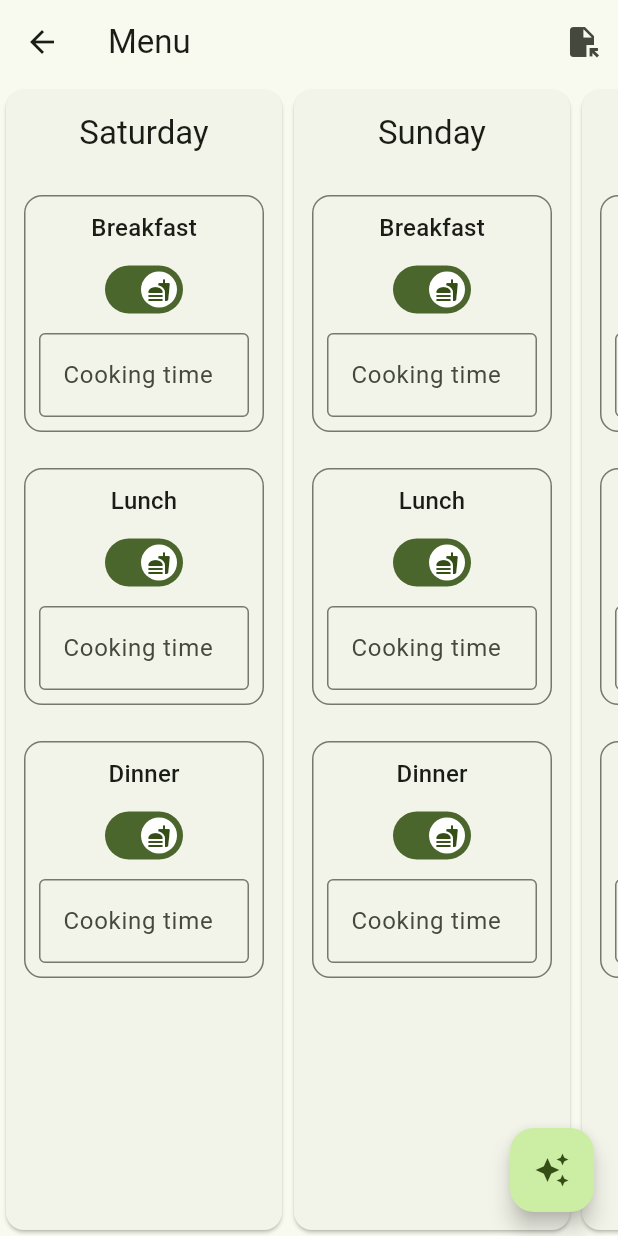
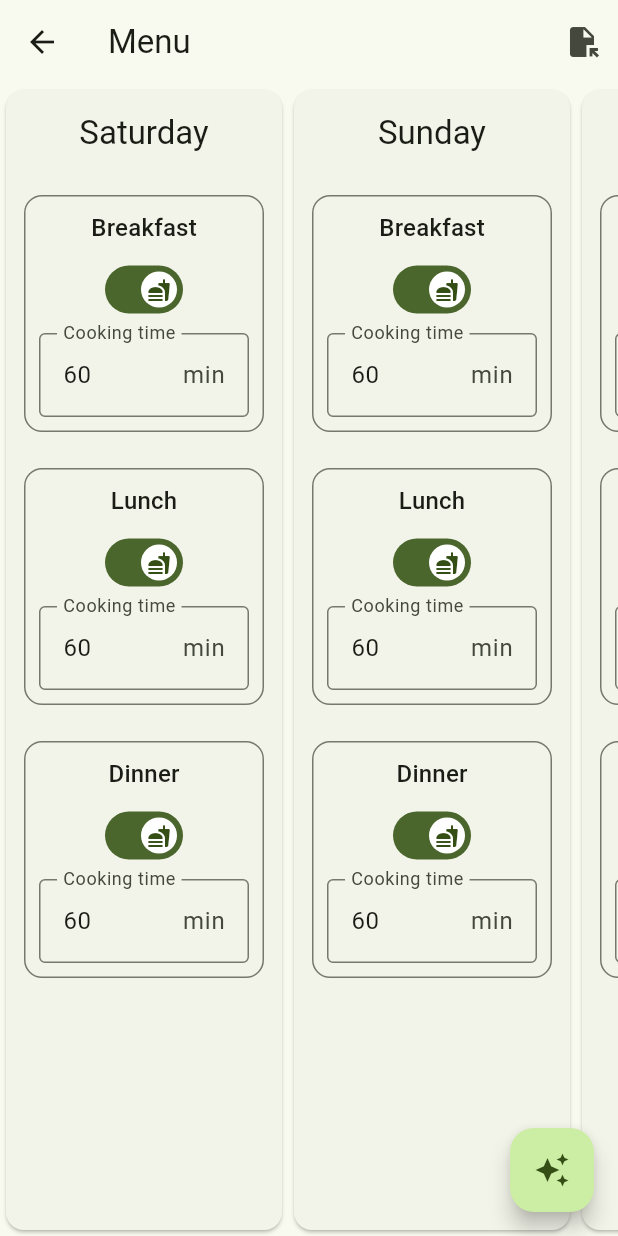
Before and after one commit to guplem/Menu-Management, a Flutter app: the MenuPage screen opened directly, on a phone screen of 412 x 824 dp. Run offline on Flutter 3.47's test engine with Material 3 defaults, Android fonts, the phone set to English and light mode, and no system bars; our stand-ins replace file_picker, freezed_annotation.

Commit message:
Editing menu configuration works

```diff
--- a/menu_management/lib/ingredients/ingredients_provider.dart
+++ b/menu_management/lib/ingredients/ingredients_provider.dart
@@ -2,6 +2,8 @@ import 'package:flutter/foundation.dart';
 import 'package:menu_management/flutter_essentials/library.dart';
 import 'package:menu_management/ingredients/models/ingredient.dart';
 
+// Alter data should be done through the static methods.
+// Fetching data should be done through the listenableOf method or through the provider in the tree.
 class IngredientsProvider extends ChangeNotifier {
   static late IngredientsProvider instance;
 
@@ -12,7 +14,7 @@ class IngredientsProvider extends ChangeNotifier {
   final List<Ingredient> _ingredients = [];
   List<Ingredient> get ingredients => _ingredients;
 
-  static Ingredient listenableOf(context, ingredientId) => getProvider<IngredientsProvider>(context, listen: true)._get(ingredientId);
+  static Ingredient listenableOf(context, ingredientId) => getProvider<IngredientsProvider>(context, listen: true).get(ingredientId);
 
   void setData(List<Ingredient> ingredients) {
     _ingredients.clear();
@@ -20,12 +22,8 @@ class IngredientsProvider extends ChangeNotifier {
     notifyListeners();
   }
 
-  static Ingredient get(String ingredientId) {
-    return instance._get(ingredientId);
-  }
-
-  Ingredient _get(String ingredientId) {
-    return instance.ingredients.firstWhere((element) => element.id == ingredientId);
+  Ingredient get(String ingredientId) {
+    return ingredients.firstWhere((element) => element.id == ingredientId);
   }
 
   static void addOrUpdate({required Ingredient newIngredient}) {
--- a/menu_management/lib/menu/enums/meal_type.dart
+++ b/menu_management/lib/menu/enums/meal_type.dart
@@ -1,5 +1,12 @@
 enum MealType {
-  breakfast,
-  lunch,
-  dinner,
+  breakfast(0),
+  lunch(1),
+  dinner(2);
+
+  const MealType(this.value);
+  final int value;
+
+  factory MealType.fromValue(int value) {
+    return MealType.values.firstWhere((x) => x.value == value);
+  }
 }
--- /dev/null
+++ b/menu_management/lib/menu/enums/week_day.dart
@@ -0,0 +1,16 @@
+enum WeekDay {
+  saturday(0),
+  sunday(1),
+  monday(2),
+  tuesday(3),
+  wednesday(4),
+  thursday(5),
+  friday(6);
+
+  const WeekDay(this.value);
+  final int value;
+
+  factory WeekDay.fromValue(int value) {
+    return WeekDay.values.firstWhere((x) => x.value == value);
+  }
+}
--- a/menu_management/lib/menu/menu_provider.dart
+++ b/menu_management/lib/menu/menu_provider.dart
@@ -1,9 +1,12 @@
 import 'package:flutter/material.dart';
 import 'package:menu_management/flutter_essentials/library.dart';
 import 'package:menu_management/menu/enums/meal_type.dart';
+import 'package:menu_management/menu/enums/week_day.dart';
 import 'package:menu_management/menu/models/menu_configuration.dart';
 import 'package:menu_management/menu/models/meal_time.dart';
 
+// Alter data should be done through the static methods.
+// Fetching data should be done through the listenableOf method or through the provider in the tree.
 class MenuProvider extends ChangeNotifier {
 
   static late MenuProvider instance;
@@ -14,36 +17,38 @@ class MenuProvider extends ChangeNotifier {
 
   final List<MenuConfiguration> _configurations = [
     // SATURDAY
-    const MenuConfiguration(mealTime: MealTime(weekDay: 0, mealType: MealType.breakfast), availableCookingTime: 60, requiresMeal: true),
-    const MenuConfiguration(mealTime: MealTime(weekDay: 0, mealType: MealType.lunch), availableCookingTime: 60, requiresMeal: true),
-    const MenuConfiguration(mealTime: MealTime(weekDay: 0, mealType: MealType.dinner), availableCookingTime: 60, requiresMeal: true),
+    const MenuConfiguration(mealTime: MealTime(weekDay: WeekDay.saturday, mealType: MealType.breakfast), availableCookingTimeMinutes: 60, requiresMeal: true),
+    const MenuConfiguration(mealTime: MealTime(weekDay: WeekDay.saturday, mealType: MealType.lunch), availableCookingTimeMinutes: 60, requiresMeal: true),
+    const MenuConfiguration(mealTime: MealTime(weekDay: WeekDay.saturday, mealType: MealType.dinner), availableCookingTimeMinutes: 60, requiresMeal: true),
     // SUNDAY
-    const MenuConfiguration(mealTime: MealTime(weekDay: 1, mealType: MealType.breakfast), availableCookingTime: 60, requiresMeal: true),
-    const MenuConfiguration(mealTime: MealTime(weekDay: 1, mealType: MealType.lunch), availableCookingTime: 60, requiresMeal: true),
-    const MenuConfiguration(mealTime: MealTime(weekDay: 1, mealType: MealType.dinner), availableCookingTime: 60, requiresMeal: true),
+    const MenuConfiguration(mealTime: MealTime(weekDay: WeekDay.sunday, mealType: MealType.breakfast), availableCookingTimeMinutes: 60, requiresMeal: true),
+    const MenuConfiguration(mealTime: MealTime(weekDay: WeekDay.sunday, mealType: MealType.lunch), availableCookingTimeMinutes: 60, requiresMeal: true),
+    const MenuConfiguration(mealTime: MealTime(weekDay: WeekDay.sunday, mealType: MealType.dinner), availableCookingTimeMinutes: 60, requiresMeal: true),
     // MONDAY
-    const MenuConfiguration(mealTime: MealTime(weekDay: 2, mealType: MealType.breakfast), availableCookingTime: 60, requiresMeal: true),
-    const MenuConfiguration(mealTime: MealTime(weekDay: 2, mealType: MealType.lunch), availableCookingTime: 60, requiresMeal: true),
-    const MenuConfiguration(mealTime: MealTime(weekDay: 2, mealType: MealType.dinner), availableCookingTime: 60, requiresMeal: true),
+    const MenuConfiguration(mealTime: MealTime(weekDay: WeekDay.monday, mealType: MealType.breakfast), availableCookingTimeMinutes: 60, requiresMeal: true),
+    const MenuConfiguration(mealTime: MealTime(weekDay: WeekDay.monday, mealType: MealType.lunch), availableCookingTimeMinutes: 60, requiresMeal: true),
+    const MenuConfiguration(mealTime: MealTime(weekDay: WeekDay.monday, mealType: MealType.dinner), availableCookingTimeMinutes: 60, requiresMeal: true),
     // TUESDAY
-    const MenuConfiguration(mealTime: MealTime(weekDay: 3, mealType: MealType.breakfast), availableCookingTime: 60, requiresMeal: true),
-    const MenuConfiguration(mealTime: MealTime(weekDay: 3, mealType: MealType.lunch), availableCookingTime: 60, requiresMeal: true),
-    const MenuConfiguration(mealTime: MealTime(weekDay: 3, mealType: MealType.dinner), availableCookingTime: 60, requiresMeal: true),
+    const MenuConfiguration(mealTime: MealTime(weekDay: WeekDay.tuesday, mealType: MealType.breakfast), availableCookingTimeMinutes: 60, requiresMeal: true),
+    const MenuConfiguration(mealTime: MealTime(weekDay: WeekDay.tuesday, mealType: MealType.lunch), availableCookingTimeMinutes: 60, requiresMeal: true),
+    const MenuConfiguration(mealTime: MealTime(weekDay: WeekDay.tuesday, mealType: MealType.dinner), availableCookingTimeMinutes: 60, requiresMeal: true),
     // WEDNESDAY
-    const MenuConfiguration(mealTime: MealTime(weekDay: 4, mealType: MealType.breakfast), availableCookingTime: 60, requiresMeal: true),
-    const MenuConfiguration(mealTime: MealTime(weekDay: 4, mealType: MealType.lunch), availableCookingTime: 60, requiresMeal: true),
-    const MenuConfiguration(mealTime: MealTime(weekDay: 4, mealType: MealType.dinner), availableCookingTime: 60, requiresMeal: true),
+    const MenuConfiguration(mealTime: MealTime(weekDay: WeekDay.wednesday, mealType: MealType.breakfast), availableCookingTimeMinutes: 60, requiresMeal: true),
+    const MenuConfiguration(mealTime: MealTime(weekDay: WeekDay.wednesday, mealType: MealType.lunch), availableCookingTimeMinutes: 60, requiresMeal: true),
+    const MenuConfiguration(mealTime: MealTime(weekDay: WeekDay.wednesday, mealType: MealType.dinner), availableCookingTimeMinutes: 60, requiresMeal: true),
     // THURSDAY
-    const MenuConfiguration(mealTime: MealTime(weekDay: 5, mealType: MealType.breakfast), availableCookingTime: 60, requiresMeal: true),
-    const MenuConfiguration(mealTime: MealTime(weekDay: 5, mealType: MealType.lunch), availableCookingTime: 60, requiresMeal: true),
-    const MenuConfiguration(mealTime: MealTime(weekDay: 5, mealType: MealType.dinner), availableCookingTime: 60, requiresMeal: true),
+    const MenuConfiguration(mealTime: MealTime(weekDay: WeekDay.thursday, mealType: MealType.breakfast), availableCookingTimeMinutes: 60, requiresMeal: true),
+    const MenuConfiguration(mealTime: MealTime(weekDay: WeekDay.thursday, mealType: MealType.lunch), availableCookingTimeMinutes: 60, requiresMeal: true),
+    const MenuConfiguration(mealTime: MealTime(weekDay: WeekDay.thursday, mealType: MealType.dinner), availableCookingTimeMinutes: 60, requiresMeal: true),
     // FRIDAY
-    const MenuConfiguration(mealTime: MealTime(weekDay: 6, mealType: MealType.breakfast), availableCookingTime: 60, requiresMeal: true),
-    const MenuConfiguration(mealTime: MealTime(weekDay: 6, mealType: MealType.lunch), availableCookingTime: 60, requiresMeal: true),
-    const MenuConfiguration(mealTime: MealTime(weekDay: 6, mealType: MealType.dinner), availableCookingTime: 60, requiresMeal: true),
+    const MenuConfiguration(mealTime: MealTime(weekDay: WeekDay.friday, mealType: MealType.breakfast), availableCookingTimeMinutes: 60, requiresMeal: true),
+    const MenuConfiguration(mealTime: MealTime(weekDay: WeekDay.friday, mealType: MealType.lunch), availableCookingTimeMinutes: 60, requiresMeal: true),
+    const MenuConfiguration(mealTime: MealTime(weekDay: WeekDay.friday, mealType: MealType.dinner), availableCookingTimeMinutes: 60, requiresMeal: true),
   ];
 
   List<MenuConfiguration> get configurations => _configurations;
+
+  static MenuConfiguration listenableOf(context, {required WeekDay weekDay,required  MealType mealType}) => getProvider<MenuProvider>(context, listen: true).get(mealType: mealType, weekDay: weekDay);
 
   void setData(List<MenuConfiguration> recipes) {
     _configurations.clear();
@@ -51,12 +56,8 @@ class MenuProvider extends ChangeNotifier {
     notifyListeners();
   }
 
-  static MenuConfiguration get({required int weekDay,required  MealType mealType}) {
-    return instance._get(weekDay: weekDay, mealType: mealType);
-  }
-
-  MenuConfiguration _get({required int weekDay,required  MealType mealType}) {
-    return instance.configurations.firstWhere((element) {
+  MenuConfiguration get({required WeekDay weekDay,required  MealType mealType}) {
+    return configurations.firstWhere((element) {
       return element.mealTime.weekDay == weekDay && element.mealTime.mealType == mealType;
     });
   }
--- a/menu_management/lib/menu/models/meal_time.dart
+++ b/menu_management/lib/menu/models/meal_time.dart
@@ -1,4 +1,5 @@
 import 'package:menu_management/menu/enums/meal_type.dart';
+import 'package:menu_management/menu/enums/week_day.dart';
 import 'package:freezed_annotation/freezed_annotation.dart';
 // ignore: unused_import
 import 'package:flutter/foundation.dart';
@@ -10,7 +11,7 @@ part 'meal_time.g.dart';
 class MealTime with _$MealTime {
   const factory MealTime({
     /// 0 = Saturday, 1 = Sunday, 2 = Monday, 3 = Tuesday, 4 = Wednesday, 5 = Thursday, 6 = Friday
-    required int weekDay,
+    required WeekDay weekDay,
     required MealType mealType,
   }) = _MealTime;
 
--- a/menu_management/lib/menu/models/menu_configuration.dart
+++ b/menu_management/lib/menu/models/menu_configuration.dart
@@ -1,5 +1,5 @@
 import 'package:menu_management/menu/enums/meal_type.dart';
-import 'package:menu_management/menu/models/cooking.dart';
+import 'package:menu_management/menu/menu_provider.dart';
 import 'package:freezed_annotation/freezed_annotation.dart';
 // ignore: unused_import
 import 'package:flutter/foundation.dart';
@@ -15,8 +15,15 @@ class MenuConfiguration with _$MenuConfiguration {
     @Default(true)
     bool requiresMeal,
     @Default(60)
-    int availableCookingTime,
+    int? availableCookingTimeMinutes,
   }) = _Configuration;
 
   factory MenuConfiguration.fromJson(Map<String, Object?> json) => _$MenuConfigurationFromJson(json);
+
+  // Empty constant constructor. Must not have any parameter. Needed to be able to add non-static methods and getters
+  const MenuConfiguration._();
+
+  void saveToProvider() {
+    MenuProvider.update(newConfiguration: this);
+  }
 }
--- a/menu_management/lib/menu/widgets/menu_page.dart
+++ b/menu_management/lib/menu/widgets/menu_page.dart
@@ -1,5 +1,10 @@
 import 'package:flutter/material.dart';
+import 'package:flutter/services.dart';
 import 'package:menu_management/flutter_essentials/library.dart';
+import 'package:menu_management/menu/enums/meal_type.dart';
+import 'package:menu_management/menu/enums/week_day.dart';
+import 'package:menu_management/menu/menu_provider.dart';
+import 'package:menu_management/menu/models/menu_configuration.dart';
 
 class MenuPage extends StatelessWidget {
   const MenuPage({super.key});
@@ -37,7 +42,7 @@ class MenuPage extends StatelessWidget {
         shrinkWrap: true,
         scrollDirection: Axis.horizontal,
         itemCount: 7,
-        itemBuilder: (context, weekDay) {
+        itemBuilder: (context, weekDayValue) {
           return Card(
             child: Column(
               mainAxisSize: MainAxisSize.min,
@@ -47,7 +52,7 @@ class MenuPage extends StatelessWidget {
                   child: DefaultTextStyle(
                     style: Theme.of(context).textTheme.titleLarge!,
                     child: Builder(builder: (context) {
-                      switch (weekDay) {
+                      switch (weekDayValue) {
                         case 0:
                           return const Text('Saturday');
                         case 1:
@@ -68,7 +73,13 @@ class MenuPage extends StatelessWidget {
                     }),
                   ),
                 ),
-                ...List.generate(3, (mealType) {
+                ...List.generate(3, (mealTypeValue) {
+                  MenuConfiguration menuConfiguration = MenuProvider.listenableOf(
+                    context,
+                    weekDay: WeekDay.fromValue(weekDayValue),
+                    mealType: MealType.fromValue(mealTypeValue),
+                  );
+
                   return Padding(
                     padding: const EdgeInsets.all(8.0),
                     child: OutlinedCard(
@@ -79,7 +90,7 @@ class MenuPage extends StatelessWidget {
                             style: Theme.of(context).textTheme.titleMedium!,
                             child: Builder(
                               builder: (context) {
-                                switch (mealType) {
+                                switch (mealTypeValue) {
                                   case 0:
                                     return const Text('Breakfast');
                                   case 1:
@@ -95,22 +106,33 @@ class MenuPage extends StatelessWidget {
                           const SizedBox(height: 5),
                           Switch(
                             thumbIcon: switchIcon,
-                            value: true,
-                            onChanged: (mealNeeded) {
-                              // TODO: Update mealNeeded
+                            value: menuConfiguration.requiresMeal,
+                            onChanged: (requiredMeal) {
+                              menuConfiguration.copyWith(requiresMeal: requiredMeal).saveToProvider();
                             },
                           ),
                           const SizedBox(height: 5),
                           SizedBox(
                             width: 140,
                             child: TextField(
+                              controller: TextEditingController.fromValue(
+                                TextEditingValue(
+                                  text: menuConfiguration.availableCookingTimeMinutes == null ? "" : menuConfiguration.availableCookingTimeMinutes.toString(),
+                                  selection: TextSelection.collapsed(
+                                    offset: menuConfiguration.availableCookingTimeMinutes == null ? -1 : menuConfiguration.availableCookingTimeMinutes.toString().length,
+                                  ),
+                                ),
+                              ),
                               decoration: const InputDecoration(
                                 border: OutlineInputBorder(),
                                 labelText: 'Cooking time',
                                 suffixText: "min",
                               ),
-                              onChanged: (value) {
-                                // TODO: Update cooking time
+                              keyboardType: TextInputType.number,
+                              inputFormatters: [FilteringTextInputFormatter.digitsOnly],
+                              onChanged: (String cookingTimeInput) {
+                                int? cookingTimeMinutes = int.tryParse(cookingTimeInput);
+                                menuConfiguration.copyWith(availableCookingTimeMinutes: cookingTimeMinutes).saveToProvider();
                               },
                             ),
                           ),
--- a/menu_management/lib/recipes/enums/unit.dart
+++ b/menu_management/lib/recipes/enums/unit.dart
@@ -1,7 +1,14 @@
 enum Unit {
-  grams,
-  centiliters,
-  pieces,
-  tablespoons,
-  teaspoons,
+  grams(0),
+  centiliters(1),
+  pieces(2),
+  tablespoons(3),
+  teaspoons(4);
+
+  const Unit(this.value);
+  final int value;
+
+  factory Unit.fromValue(int value) {
+    return Unit.values.firstWhere((x) => x.value == value);
+  }
 }
--- a/menu_management/lib/recipes/recipes_provider.dart
+++ b/menu_management/lib/recipes/recipes_provider.dart
@@ -4,6 +4,8 @@ import 'package:menu_management/recipes/models/recipe.dart';
 
 import '../flutter_essentials/library.dart';
 
+// Alter data should be done through the static methods.
+// Fetching data should be done through the listenableOf method or through the provider in the tree.
 class RecipesProvider extends ChangeNotifier {
   static late RecipesProvider instance;
 
@@ -14,7 +16,7 @@ class RecipesProvider extends ChangeNotifier {
   final List<Recipe> _recipes = [];
   List<Recipe> get recipes => _recipes;
 
-  static Recipe listenableOf(context, recipeId) => getProvider<RecipesProvider>(context, listen: true)._get(recipeId);
+  static Recipe listenableOf(context, recipeId) => getProvider<RecipesProvider>(context, listen: true).get(recipeId);
 
   //#region RECIPES
   void setData(List<Recipe> recipes) {
@@ -23,12 +25,8 @@ class RecipesProvider extends ChangeNotifier {
     notifyListeners();
   }
 
-  static Recipe get(String recipeId) {
-    return instance._get(recipeId);
-  }
-
-  Recipe _get(String recipeId) {
-    return instance.recipes.firstWhere((element) => element.id == recipeId);
+  Recipe get(String recipeId) {
+    return recipes.firstWhere((element) => element.id == recipeId);
   }
 
   static void addOrUpdate({required Recipe newRecipe}) {
```
Also changed, not shown: menu_management/lib/menu/models/meal_time.freezed.dart, menu_management/lib/menu/models/meal_time.g.dart, menu_management/lib/menu/models/menu_configuration.freezed.dart, menu_management/lib/menu/models/menu_configuration.g.dart.
